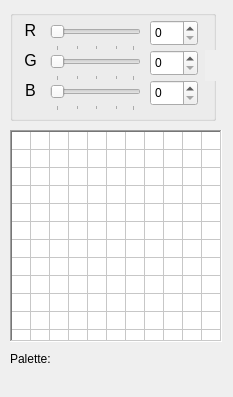
Before: the Qt Designer form palette_panel.ui in LoxoSoftware/IndexBourne, drawn with Qt 5.
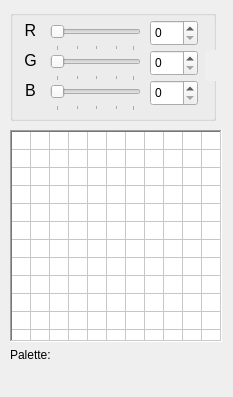
After: the same form once the commit is applied. Custom widgets are drawn as their Qt base class.

```diff
--- a/palette_panel.ui
+++ b/palette_panel.ui
@@ -468,7 +468,7 @@
     <property name="geometry">
      <rect>
       <x>10</x>
-      <y>350</y>
+      <y>346</y>
       <width>211</width>
       <height>18</height>
      </rect>
```
